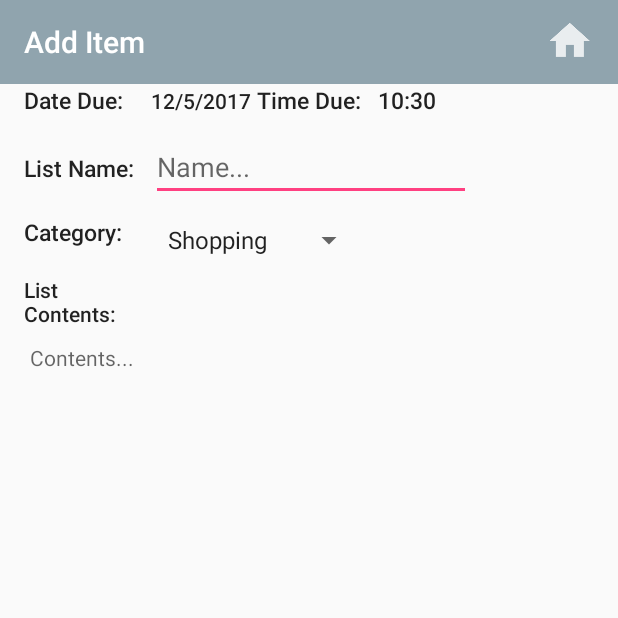
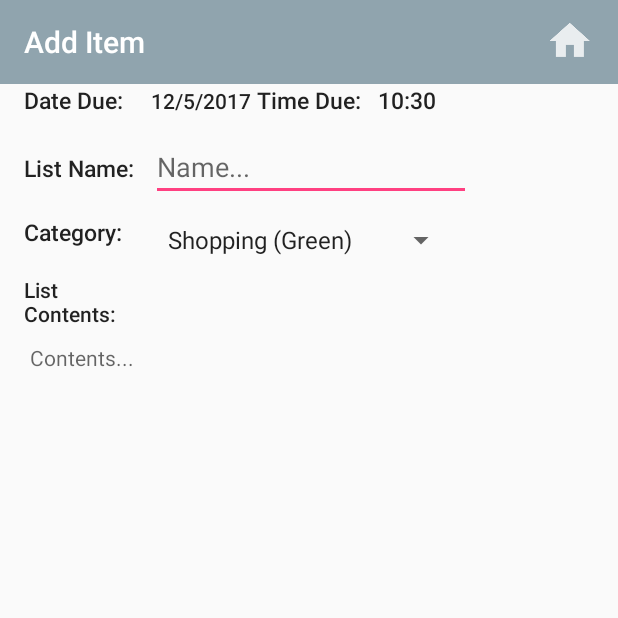
Before and after one commit to VonSwirl/AndroidApplication-2ndYear-Generalist, an Android app: the MainActivity screen opened directly, with no data from a screen before it, after a tap on "ADD LIST", on a phone screen of 412 x 824 dp, the top half of it. Run offline under Robolectric (Android 15) with nearby library versions, the phone set to English and light mode, and no system bars; libraries missing offline, so code that uses them is left out: com.github.sundeepk.compactcalendarview; 3 statements that could not run were skipped.

Commit message:
Final Calendar push from me.

```diff
--- a/app/src/main/java/uk/ac/tees/com2060/kitkat/generalist/Add.java
+++ b/app/src/main/java/uk/ac/tees/com2060/kitkat/generalist/Add.java
@@ -5,10 +5,11 @@ import android.app.Dialog;
 import android.app.TimePickerDialog;
 import android.content.Intent;
 import android.graphics.Color;
+import android.os.Build;
 import android.os.Bundle;
+import android.support.annotation.RequiresApi;
 import android.support.v7.app.AppCompatActivity;
 import android.support.v7.widget.Toolbar;
-import android.text.format.DateFormat;
 import android.util.Log;
 import android.view.View;
 import android.widget.AdapterView;
@@ -22,10 +23,6 @@ import android.widget.TextView;
 import android.widget.TimePicker;
 import android.widget.Toast;
 
-import org.w3c.dom.Text;
-
-import java.sql.SQLOutput;
-import java.sql.Time;
 import java.text.ParseException;
 import java.util.Calendar;
 import java.util.Date;
@@ -142,6 +139,7 @@ public class Add extends AppCompatActivity {
         //Takes the text from the required fields and creates a new database entry with that information
         svBtn.setOnClickListener(
                 new View.OnClickListener() {
+                    @RequiresApi(api = Build.VERSION_CODES.N)
                     @Override
                     public void onClick(View v) {
                         //Long epochSave = epochDate * 1000;
@@ -154,9 +152,10 @@ public class Add extends AppCompatActivity {
                         returnIntent.putExtra("updatedName", returnName);
                         returnIntent.putExtra("position", position);
                         setResult(RESULT_OK, returnIntent); //set the result and pass the intent with the values
+
+                        System.out.println("Reminder Time = " + reminderTime);
                         finish();
 
-                        System.out.println(reminderTime);
                     }
                 }
         );
--- a/app/src/main/java/uk/ac/tees/com2060/kitkat/generalist/Editing.java
+++ b/app/src/main/java/uk/ac/tees/com2060/kitkat/generalist/Editing.java
@@ -5,7 +5,9 @@ import android.app.Dialog;
 import android.app.TimePickerDialog;
 import android.content.Intent;
 import android.graphics.Color;
+import android.os.Build;
 import android.os.Bundle;
+import android.support.annotation.RequiresApi;
 import android.support.v7.app.AppCompatActivity;
 import android.support.v7.widget.Toolbar;
 import android.view.View;
@@ -143,6 +145,7 @@ public class Editing extends AppCompatActivity {
 
                 new View.OnClickListener() {
 
+                    @RequiresApi(api = Build.VERSION_CODES.N)
                     @Override
                     public void onClick(View v) {
 
--- a/app/src/main/java/uk/ac/tees/com2060/kitkat/generalist/MainActivity.java
+++ b/app/src/main/java/uk/ac/tees/com2060/kitkat/generalist/MainActivity.java
@@ -8,7 +8,6 @@ import android.icu.text.DateFormat;
 import android.icu.text.SimpleDateFormat;
 import android.os.Build;
 import android.os.Bundle;
-import android.os.Parcelable;
 import android.support.annotation.RequiresApi;
 import android.support.v7.app.AlertDialog;
 import android.support.v7.app.AppCompatActivity;
@@ -18,6 +17,7 @@ import android.widget.Button;
 import android.widget.TextView;
 
 import com.github.sundeepk.compactcalendarview.CompactCalendarView;
+import com.github.sundeepk.compactcalendarview.domain.Event;
 
 import java.io.Serializable;
 import java.util.ArrayList;
@@ -34,15 +34,14 @@ import java.util.Objects;
 @RequiresApi(api = Build.VERSION_CODES.N)
 public class MainActivity extends AppCompatActivity {
 
+
     CompactCalendarView myMainCalender;
     private AlertDialog.Builder aDialogBox;
     private Context calenderContext;
     DatabaseHandler dh;
-    Bundle bundle;
 
     @Override
     protected void onCreate(Bundle savedInstanceState) {
-
         super.onCreate(savedInstanceState);
         setContentView(R.layout.activity_main);
         dh = new DatabaseHandler(this);
@@ -65,41 +64,14 @@ public class MainActivity extends AppCompatActivity {
         getSupportActionBar().setTitle(R.string.home);
         getSupportActionBar().setDisplayShowTitleEnabled(true);
 
+
         //Get a reference to the Button object in the layout (XML) file (the button that is linked on the screen)
 
         myMainCalender = (CompactCalendarView) findViewById(R.id.compactcalendar_view);
         myMainCalender.setUseThreeLetterAbbreviation(true);
 
-        //Adding Events to the calender Example
-        //Event ev1 = new Event(Color.RED, 1495292844000L, "Mums Birthday");
-        //myMainCalender.addEvent(ev1);
-        //ev1 = new Event(Color.GREEN, 1495465644000L, "Get Pills");
-        //myMainCalender.addEvent(ev1);
-        //ev1 = new Event(Color.YELLOW, 1496070444000L, "Book Flights");
-        // myMainCalender.addEvent(ev1);
+        populateCalenderWithEvents();
 
-//READ BELOW DONT DELETE THIS BLOCK----JAY
-//
-//           Adds an event to be drawn as an indicator in the calendar.
-//           If adding multiple events see {@link #addEvents(List)}} method.
-//          @param event to be added to the calendar
-//          @param shouldInvalidate true if the view should invalidate
-//
-//        public void addEvent(Event event, boolean shouldInvalidate){
-//            compactCalendarController.addEvent(event);
-//            if(shouldInvalidate){
-//                invalidate();
-//            }
-//        }
-//
-//
-//          Adds multiple events to the calendar and invalidates the view once all events are added.
-//
-//        public void addEvents(List<Event> events){
-//            compactCalendarController.addEvents(events);
-//            invalidate();
-//
-/// //As above
 
         myMainCalender.setListener(new CompactCalendarView.CompactCalendarViewListener() {
             @Override
@@ -108,7 +80,6 @@ public class MainActivity extends AppCompatActivity {
                 final List<ListInfo> value = dh.getAll();
                 boolean itemsExistsForDate = false;
                 Long milliseconds = (dateClicked).getTime();
-                System.out.println(" DATECLICKED ======== " + milliseconds);
 
                 // SORT BY DATE UNCOMMENT
                 //Collections.sort(value, new ChangeComparator());
@@ -116,17 +87,9 @@ public class MainActivity extends AppCompatActivity {
                 //Puts data into view list
                 for (ListInfo li : value) {
                     int active = li.getActive();
-                    System.out.println("DB DATE ============ " + li.getEpochDate());
+                    Long compareThisDate = compareEpochs(li.getEpochDate());
 
-                    Calendar tempDate = Calendar.getInstance();
-                    Long tempTemp = li.getEpochDate();
-                    tempDate.setTimeInMillis(tempTemp);
-                    tempDate.add(Calendar.MONTH, 1);
-                    Date toLong = tempDate.getTime();
-                    Long compareDates = (toLong).getTime();
-                    System.out.println("Compare Date  ===== " + compareDates);
-
-                    if (active == 1 && Objects.equals(compareDates, milliseconds)) {
+                    if (active == 1 && Objects.equals(compareThisDate, milliseconds)) {
                         entries.add(li);
                         itemsExistsForDate = true;
                     }
@@ -141,9 +104,9 @@ public class MainActivity extends AppCompatActivity {
                     args.putSerializable("ARRAYLIST", (Serializable) entries);
                     i.putExtra("BUNDLE", args);
 
-
                     //Starts that activity
                     startActivity(i);
+                    onResume();
 
                 } else {
                     calenderContext = getApplicationContext();
@@ -177,7 +140,6 @@ public class MainActivity extends AppCompatActivity {
                 }
             }
 
-
             @Override
             public void onMonthScroll(Date firstDayOfNewMonth) {
 
@@ -186,8 +148,6 @@ public class MainActivity extends AppCompatActivity {
                 String formatted = format.format(firstDayOfNewMonth);
                 System.out.println(formatted);
                 name.setText(formatted);
-
-
             }
         });
 
@@ -203,6 +163,7 @@ public class MainActivity extends AppCompatActivity {
 
                         //Starts that activity
                         startActivity(intent);
+                        onResume();
                     }
                 }
         );
@@ -220,6 +181,7 @@ public class MainActivity extends AppCompatActivity {
 
                         //Starts that activity
                         startActivity(intent);
+
                     }
                 }
         );
@@ -233,7 +195,6 @@ public class MainActivity extends AppCompatActivity {
                         //Links the class to the intended place to go
                         Intent intent = new Intent(context, MapsActivity.class);
 
-
                         //Starts that activity
                         startActivity(intent);
                     }
@@ -241,6 +202,70 @@ public class MainActivity extends AppCompatActivity {
         );
 
     }
+
+    @Override
+    public void onResume() {
+        super.onResume();
+        populateCalenderWithEvents();
+
+    }
+
+    public void populateCalenderWithEvents() {
+        final List<ListInfo> dbItems = dh.getAll();
+
+        //get return intent if so
+        //add it somewhere
+
+        for (ListInfo calEventPopulate : dbItems) {
+            int active = calEventPopulate.getActive();
+
+            if (active == 1) {
+                Long addEventThisDay = compareEpochs(calEventPopulate.getEpochDate());
+                //myMainCalender.addEvent(ev1);
+                //ev1 = new Event(Color.GREEN, 1495465644000L, "Get Pills");
+                String cata = calEventPopulate.getCategory();
+                int setEventColor;
+                switch (cata) {
+                    case "Shopping (Green)":
+                        setEventColor = Color.GREEN;
+                        break;
+                    case "Medicine (Blue)":
+                        setEventColor = Color.BLUE;
+                        break;
+                    case "Work (Red)":
+                        setEventColor = Color.RED;
+                        break;
+                    case "Home (Grey)":
+                        setEventColor = Color.GRAY;
+                        break;
+                    case "Birthdays (Yellow)":
+                        setEventColor = Color.YELLOW;
+                        break;
+                    case "Custom (Cyan)":
+                        setEventColor = Color.CYAN;
+                        break;
+                    default:
+                        setEventColor = Color.CYAN;
+                        break;
+                }
+                //Adding Events to the calender Example
+
+                Event addMeTooCalendar = new Event(setEventColor, addEventThisDay, "");
+                myMainCalender.addEvent(addMeTooCalendar);
+            }
+        }
+
+    }
+
+    public Long compareEpochs(Long tempLong) {
+        Calendar tempDate = Calendar.getInstance();
+        tempDate.setTimeInMillis(tempLong);
+        tempDate.add(Calendar.MONTH, 1);
+        Date toLong = tempDate.getTime();
+        Long compareDates = (toLong).getTime();
+        return compareDates;
+    }
+
     //COMMENT BLOCK BELOW ARE TO ASSIST WITH THE EPOCH CONVERSION
                 /*How to get the current epoch time in ...
                 final long datePicked = System.currentTimeMillis() / 1000;
@@ -250,4 +275,31 @@ public class MainActivity extends AppCompatActivity {
 
                 Convert from human readable date to epoch
                 long epoch = new java.text.SimpleDateFormat("MM/dd/yyyy").parse("01/01/1970").getTime() / 1000;*/
+
+    //myMainCalender.addEvent(ev1);
+    //ev1 = new Event(Color.YELLOW, 1496070444000L, "Book Flights");
+    // myMainCalender.addEvent(ev1);
+
+//READ BELOW DONT DELETE THIS BLOCK----JAY
+//
+//           Adds an event to be drawn as an indicator in the calendar.
+//           If adding multiple events see {@link #addEvents(List)}} method.
+//          @param event to be added to the calendar
+//          @param shouldInvalidate true if the view should invalidate
+//
+//        public void addEvent(Event event, boolean shouldInvalidate){
+//            compactCalendarController.addEvent(event);
+//            if(shouldInvalidate){
+//                invalidate();
+//            }
+//        }
+//
+//
+//          Adds multiple events to the calendar and invalidates the view once all events are added.
+//
+//        public void addEvents(List<Event> events){
+//            compactCalendarController.addEvents(events);
+//            invalidate();
+//
+/// //As above
 }
--- a/app/src/main/java/uk/ac/tees/com2060/kitkat/generalist/Popup.java
+++ b/app/src/main/java/uk/ac/tees/com2060/kitkat/generalist/Popup.java
@@ -23,7 +23,7 @@ public class Popup extends AppCompatActivity {
         int width = dm.widthPixels;
         int height = dm.heightPixels;
 
-        getWindow().setLayout((int) (width * .85), (int) (height * .75)); //Sets the size of the popup window
+        getWindow().setLayout((int) (width * .85), (int) (height * .60)); //Sets the size of the popup window
 
         final TextView viewContents = (TextView) findViewById(R.id.view_contents);
        // Button cnclBtn = (Button) findViewById(R.id.cancel_button);
--- a/app/src/main/res/layout/activity_splash_screen.xml
+++ b/app/src/main/res/layout/activity_splash_screen.xml
@@ -14,7 +14,7 @@
         android:layout_width="wrap_content"
         android:layout_height="wrap_content"
         android:layout_marginBottom="101dp"
-        android:text="Generalist"
+        android:text="@string/generalist"
         android:textSize="30sp"
         android:textColor="#e3000000"
         android:textStyle="italic"
--- a/app/src/main/res/values/strings.xml
+++ b/app/src/main/res/values/strings.xml
@@ -34,15 +34,16 @@
     <string name="time_due">Time Due:</string>
 
     <string-array name="categories">
-        <item>Shopping</item>
-        <item>Medicine</item>
-        <item>Work</item>
-        <item>Home</item>
-        <item>Birthdays</item>
-        <item>Custom</item>
+        <item>Shopping (Green)</item>
+        <item>Medicine (Blue)</item>
+        <item>Work (Red)</item>
+        <item>Home (Grey)</item>
+        <item>Birthdays (Yellow)</item>
+        <item>Custom (Cyan)</item>
     </string-array>
     <string name="title_activity_maps">Map</string>
     <string name="title_activity_place_picker">Map</string>
+    <string name="generalist">DELETE DB BEFORE RUNNING!</string>
 
 
 </resources>
```
Also changed, not shown: app/src/main/java/uk/ac/tees/com2060/kitkat/generalist/CalenderEventPopup.java (+6 -15 lines), app/src/main/java/uk/ac/tees/com2060/kitkat/generalist/ViewListActivity.java (+21 -5 lines), app/src/main/res/layout/activity_main.xml (+7 -6 lines).
